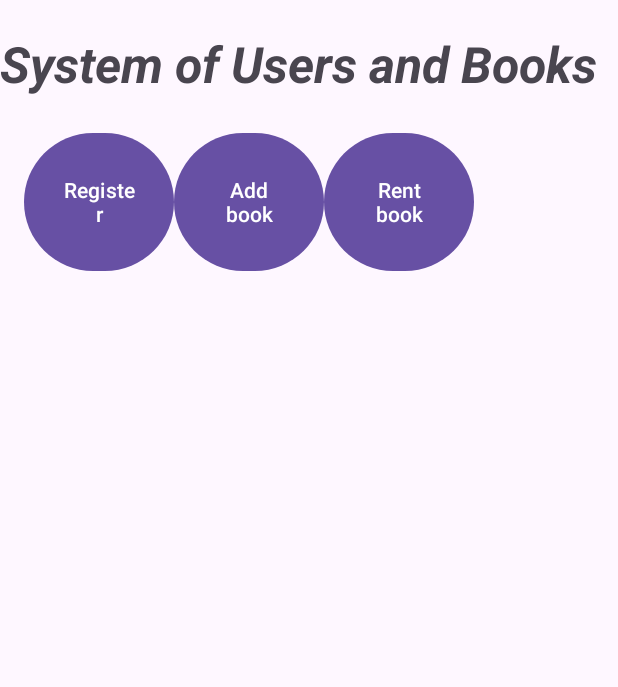
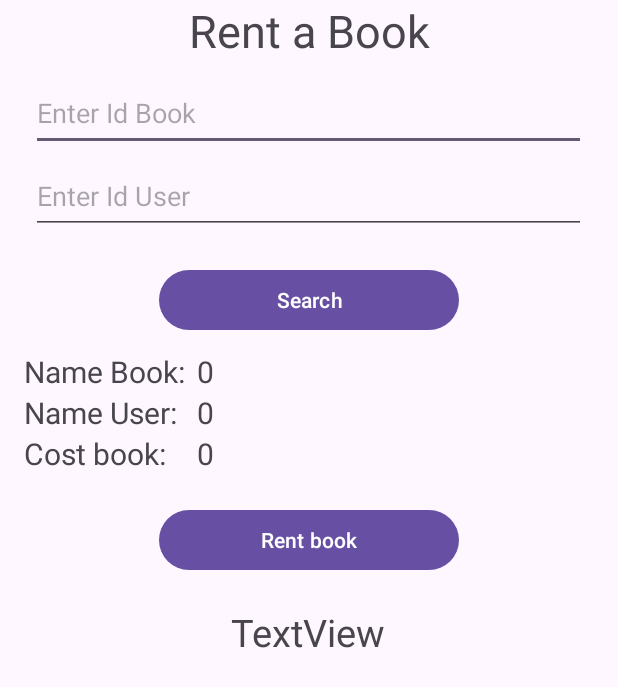
Before and after one commit to AndrexMed/AndroidStudio-Java-Exercises, an Android app: the screen it shows after launch (MainActivity before the commit, RentBook after it), after a tap on "Rent book", on a phone screen of 412 x 824 dp. Shown: the top 687 px of the screen. Run offline under Robolectric (Android 15) with nearby library versions, the phone set to English and light mode, and no system bars.

Commit message:
fin crud usersAndbooks

```diff
--- a/CRUD_UsersAndBooks/app/src/main/AndroidManifest.xml
+++ b/CRUD_UsersAndBooks/app/src/main/AndroidManifest.xml
@@ -13,6 +13,12 @@
         android:theme="@style/Theme.CRUD_UsersAndBooks"
         tools:targetApi="31">
         <activity
+            android:name=".RegisterBook"
+            android:exported="false" />
+        <activity
+            android:name=".RentBook"
+            android:exported="false" />
+        <activity
             android:name=".Register"
             android:exported="false" />
         <activity
--- a/CRUD_UsersAndBooks/app/src/main/java/com/example/crud_usersandbooks/DbConnection.java
+++ b/CRUD_UsersAndBooks/app/src/main/java/com/example/crud_usersandbooks/DbConnection.java
@@ -9,7 +9,7 @@ import androidx.annotation.Nullable;
 public class DbConnection extends SQLiteOpenHelper {
 
     String tblUsers = "CREATE TABLE Users(idUser text, nameUser text, emailUser text, password text, status text)";
-    String tblBooks = "CREATE TABLE Books(idBook text, nameBook text, coste INTEGER, available text)";
+    String tblBooks = "CREATE TABLE Books(idBook text, nameBook text, coste text, available text)";
     String tblRents = "CREATE TABLE Rents(idRent text, idUser text, idBook text, date text)";
 
     public DbConnection(@Nullable Context context, @Nullable String name, @Nullable SQLiteDatabase.CursorFactory factory, int version) {
--- a/CRUD_UsersAndBooks/app/src/main/java/com/example/crud_usersandbooks/MainActivity.java
+++ b/CRUD_UsersAndBooks/app/src/main/java/com/example/crud_usersandbooks/MainActivity.java
@@ -31,21 +31,31 @@ public class MainActivity extends AppCompatActivity {
         btnBooks.setOnClickListener(new View.OnClickListener() {
             @Override
             public void onClick(View v) {
-
+                RegisterBook();
             }
         });
 
         btnRent.setOnClickListener(new View.OnClickListener() {
             @Override
             public void onClick(View v) {
-
+                Rent();
             }
         });
     }//Fin OnCreate
+
+    private void Rent() {
+        Intent rent = new Intent(this, RentBook.class);
+        startActivity(rent);
+    }
 
     public void Register(){
         Intent register = new Intent(this, Register.class);
         startActivity(register);
     }
 
+    public void RegisterBook(){
+        Intent newBook = new Intent(this, RegisterBook.class);
+        startActivity(newBook);
+    }
+
 }
--- a/CRUD_UsersAndBooks/app/src/main/java/com/example/crud_usersandbooks/Register.java
+++ b/CRUD_UsersAndBooks/app/src/main/java/com/example/crud_usersandbooks/Register.java
@@ -288,7 +288,7 @@ public class Register extends AppCompatActivity {
         SQLiteDatabase dbw = dbase.getWritableDatabase();
 
         if(userFounded.equals(userToUpdate)){
-            String query = "UPDATE Users SET nameUser = '"+userName+"', emailUser = '"+email+"',"
+            String query = "UPDATE Books SET nameUser = '"+userName+"', emailUser = '"+email+"',"
                             + "password = '"+password+"', status = '"+userStatus+"'";
 
             dbw.execSQL(query);
--- /dev/null
+++ b/CRUD_UsersAndBooks/app/src/main/java/com/example/crud_usersandbooks/RentBook.java
@@ -0,0 +1,16 @@
+package com.example.crud_usersandbooks;
+
+import androidx.appcompat.app.AppCompatActivity;
+
+import android.os.Bundle;
+
+import java.util.Date;
+
+public class RentBook extends AppCompatActivity {
+
+    @Override
+    protected void onCreate(Bundle savedInstanceState) {
+        super.onCreate(savedInstanceState);
+        setContentView(R.layout.activity_rent_book);
+    }
+}
--- /dev/null
+++ b/CRUD_UsersAndBooks/app/src/main/res/drawable/baseline_add_shopping_cart_24.xml
@@ -0,0 +1,5 @@
+<vector android:height="24dp" android:tint="#000000"
+    android:viewportHeight="24" android:viewportWidth="24"
+    android:width="24dp" xmlns:android="http://schemas.android.com/apk/res/android">
+    <path android:fillColor="@android:color/white" android:pathData="M11,9h2L13,6h3L16,4h-3L13,1h-2v3L8,4v2h3v3zM7,18c-1.1,0 -1.99,0.9 -1.99,2S5.9,22 7,22s2,-0.9 2,-2 -0.9,-2 -2,-2zM17,18c-1.1,0 -1.99,0.9 -1.99,2s0.89,2 1.99,2 2,-0.9 2,-2 -0.9,-2 -2,-2zM7.17,14.75l0.03,-0.12 0.9,-1.63h7.45c0.75,0 1.41,-0.41 1.75,-1.03l3.86,-7.01L19.42,4h-0.01l-1.1,2 -2.76,5L8.53,11l-0.13,-0.27L6.16,6l-0.95,-2 -0.94,-2L1,2v2h2l3.6,7.59 -1.35,2.45c-0.16,0.28 -0.25,0.61 -0.25,0.96 0,1.1 0.9,2 2,2h12v-2L7.42,15c-0.13,0 -0.25,-0.11 -0.25,-0.25z"/>
+</vector>
--- /dev/null
+++ b/CRUD_UsersAndBooks/app/src/main/res/drawable/baseline_login_24.xml
@@ -0,0 +1,5 @@
+<vector android:autoMirrored="true" android:height="24dp"
+    android:tint="#000000" android:viewportHeight="24"
+    android:viewportWidth="24" android:width="24dp" xmlns:android="http://schemas.android.com/apk/res/android">
+    <path android:fillColor="@android:color/white" android:pathData="M11,7L9.6,8.4l2.6,2.6H2v2h10.2l-2.6,2.6L11,17l5,-5L11,7zM20,19h-8v2h8c1.1,0 2,-0.9 2,-2V5c0,-1.1 -0.9,-2 -2,-2h-8v2h8V19z"/>
+</vector>
--- /dev/null
+++ b/CRUD_UsersAndBooks/app/src/main/res/drawable/baseline_search_24.xml
@@ -0,0 +1,5 @@
+<vector android:height="24dp" android:tint="#000000"
+    android:viewportHeight="24" android:viewportWidth="24"
+    android:width="24dp" xmlns:android="http://schemas.android.com/apk/res/android">
+    <path android:fillColor="@android:color/white" android:pathData="M15.5,14h-0.79l-0.28,-0.27C15.41,12.59 16,11.11 16,9.5 16,5.91 13.09,3 9.5,3S3,5.91 3,9.5 5.91,16 9.5,16c1.61,0 3.09,-0.59 4.23,-1.57l0.27,0.28v0.79l5,4.99L20.49,19l-4.99,-5zM9.5,14C7.01,14 5,11.99 5,9.5S7.01,5 9.5,5 14,7.01 14,9.5 11.99,14 9.5,14z"/>
+</vector>
--- /dev/null
+++ b/CRUD_UsersAndBooks/app/src/main/res/layout/activity_rent_book.xml
@@ -0,0 +1,154 @@
+<?xml version="1.0" encoding="utf-8"?>
+<LinearLayout xmlns:android="http://schemas.android.com/apk/res/android"
+    xmlns:app="http://schemas.android.com/apk/res-auto"
+    xmlns:tools="http://schemas.android.com/tools"
+    android:layout_width="match_parent"
+    android:layout_height="match_parent"
+    tools:context=".RentBook"
+    android:orientation="vertical">
+
+    <TextView
+        android:id="@+id/textView2"
+        android:layout_width="match_parent"
+        android:layout_height="wrap_content"
+        android:gravity="center"
+        android:text="Rent a Book"
+        android:textSize="30dp" />
+
+    <LinearLayout
+        android:layout_width="370dp"
+        android:layout_height="wrap_content"
+        android:layout_marginTop="10dp"
+        android:orientation="vertical"
+        android:layout_gravity="center">
+
+        <EditText
+            android:id="@+id/editTextText"
+            android:layout_width="match_parent"
+            android:layout_height="50dp"
+            android:ems="10"
+            android:inputType="text"
+            android:hint="Enter Id Book" />
+
+        <EditText
+            android:id="@+id/editTextText2"
+            android:layout_width="match_parent"
+            android:layout_height="50dp"
+            android:ems="10"
+            android:inputType="text"
+            android:hint="Enter Id User"
+            android:layout_marginTop="5dp"/>
+    </LinearLayout>
+
+    <LinearLayout
+        android:layout_width="200dp"
+        android:layout_height="wrap_content"
+        android:orientation="vertical"
+        android:layout_marginTop="20dp"
+        android:layout_gravity="center">
+
+        <Button
+            android:id="@+id/btnSearch"
+            android:layout_width="match_parent"
+            android:layout_height="wrap_content"
+            android:text="Search" />
+    </LinearLayout>
+
+    <LinearLayout
+        android:layout_width="380dp"
+        android:layout_height="wrap_content"
+        android:layout_marginTop="10dp"
+        android:orientation="vertical"
+        android:layout_gravity="center">
+
+        <LinearLayout
+            android:layout_width="match_parent"
+            android:layout_height="wrap_content"
+            android:orientation="horizontal">
+
+            <TextView
+                android:id="@+id/textView5"
+                android:layout_width="150dp"
+                android:layout_height="wrap_content"
+                android:layout_weight="1"
+                android:text="Name Book: "
+                android:textSize="20dp"/>
+
+            <TextView
+                android:id="@+id/tvIdBook"
+                android:layout_width="300dp"
+                android:layout_height="wrap_content"
+                android:layout_weight="1"
+                android:text="0"
+                android:textSize="20dp"/>
+        </LinearLayout>
+
+        <LinearLayout
+            android:layout_width="match_parent"
+            android:layout_height="wrap_content"
+            android:orientation="horizontal">
+
+            <TextView
+                android:id="@+id/tvNameUser"
+                android:layout_width="150dp"
+                android:layout_height="wrap_content"
+                android:layout_weight="1"
+                android:text="Name User: "
+                android:textSize="20dp"/>
+
+            <TextView
+                android:id="@+id/textView8"
+                android:layout_width="300dp"
+                android:layout_height="wrap_content"
+                android:layout_weight="1"
+                android:text="0"
+                android:textSize="20dp"/>
+        </LinearLayout>
+
+        <LinearLayout
+            android:layout_width="match_parent"
+            android:layout_height="wrap_content"
+            android:orientation="horizontal">
+
+            <TextView
+                android:id="@+id/textView3"
+                android:layout_width="150dp"
+                android:layout_height="wrap_content"
+                android:layout_weight="1"
+                android:text="Cost book: "
+                android:textSize="20dp"/>
+
+            <TextView
+                android:id="@+id/tvCosteBook"
+                android:layout_width="300dp"
+                android:layout_height="wrap_content"
+                android:layout_weight="1"
+                android:text="0"
+                android:textSize="20dp"/>
+        </LinearLayout>
+    </LinearLayout>
+
+    <LinearLayout
+        android:layout_width="200dp"
+        android:layout_height="wrap_content"
+        android:orientation="vertical"
+        android:layout_marginTop="20dp"
+        android:layout_gravity="center">
+
+        <Button
+            android:id="@+id/btnSave"
+            android:layout_width="match_parent"
+            android:layout_height="wrap_content"
+            android:text="Rent book" />
+    </LinearLayout>
+
+    <TextView
+        android:id="@+id/tvMessage"
+        android:layout_width="370dp"
+        android:layout_height="wrap_content"
+        android:text="TextView"
+        android:layout_marginTop="20dp"
+        android:layout_gravity="center"
+        android:gravity="center"
+        android:textSize="25dp"/>
+</LinearLayout>
```
Also changed, not shown: CRUD_UsersAndBooks/app/src/main/java/com/example/crud_usersandbooks/RegisterBook.java (added, +287 -0 lines), CRUD_UsersAndBooks/app/src/main/res/drawable/baseline_menu_book_24.xml (added, +8 -0 lines), CRUD_UsersAndBooks/app/src/main/res/layout/activity_main.xml (+35 -14 lines), CRUD_UsersAndBooks/app/src/main/res/layout/activity_register_book.xml (added, +131 -0 lines), 1 other file.
